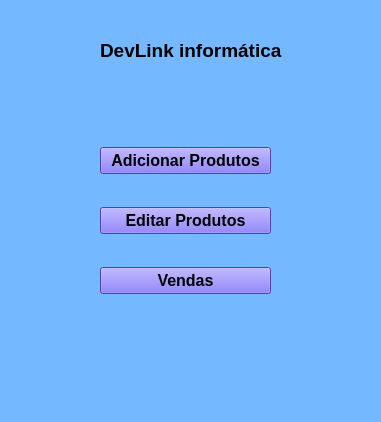
fabiojuliosantos/projeto-ads, file principal.ui: the form before one commit.
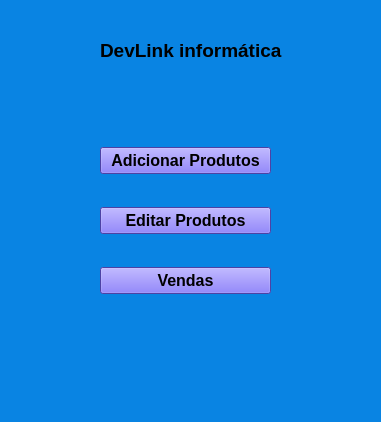
The form after the commit.

```diff
--- a/principal.ui
+++ b/principal.ui
@@ -14,7 +14,7 @@
    <string>MainWindow</string>
   </property>
   <property name="styleSheet">
-   <string notr="true">background-color:rgb(116,185,255)</string>
+   <string notr="true">background-color: rgb(9, 132, 227);</string>
   </property>
   <widget class="QWidget" name="centralwidget">
    <widget class="QLabel" name="label">
```
